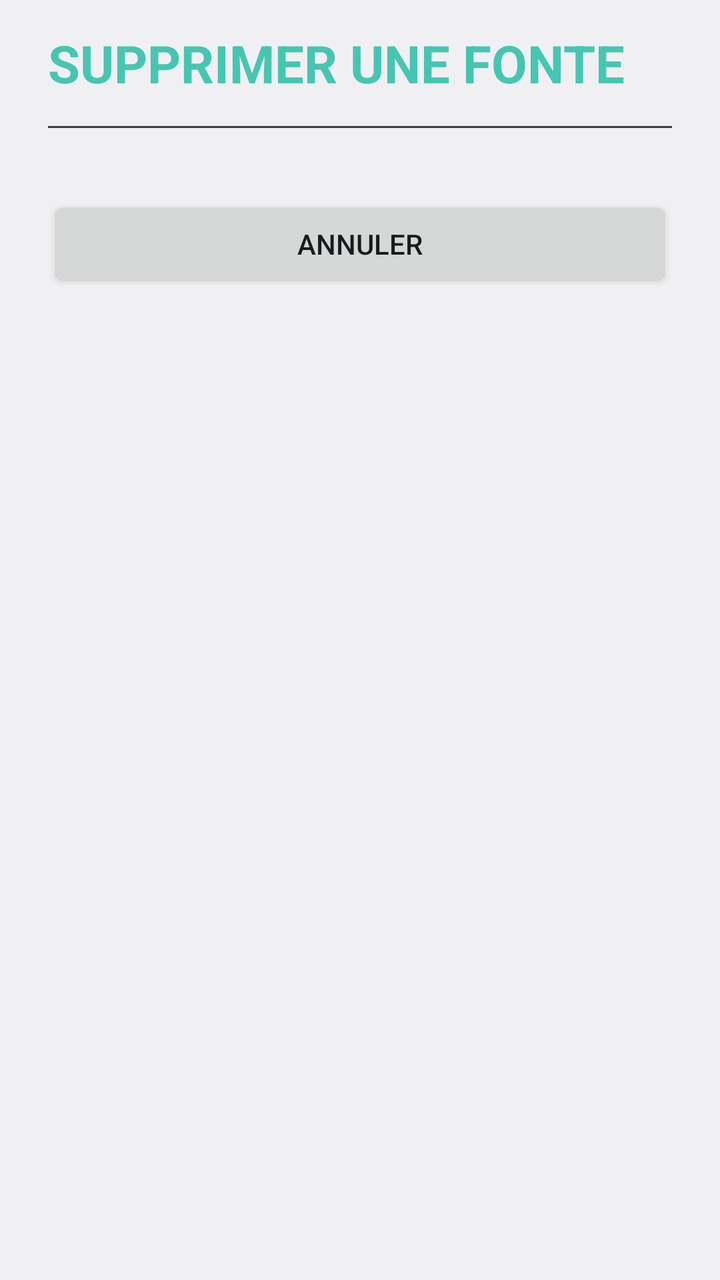
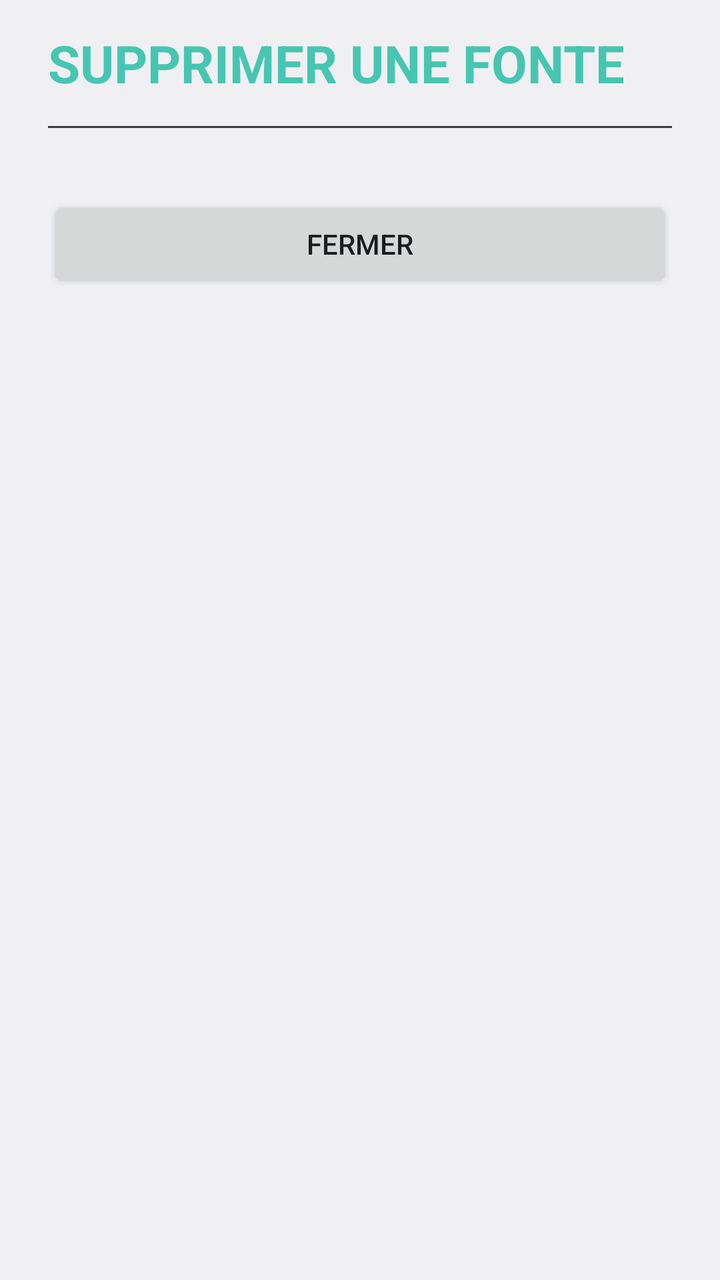

Compare the two renders of this Android layout. The source of the first and the diff that turns it into the second are given below.
<!-- AndroidManifest.xml: activity theme android:Theme.DeviceDefault.DayNight -->
<!-- res/layout/activity_delete_font.xml -->
<?xml version="1.0" encoding="utf-8"?>
<ScrollView xmlns:android="http://schemas.android.com/apk/res/android"
    android:layout_width="match_parent"
    android:layout_height="match_parent"
    android:fillViewport="true">

    <LinearLayout
        android:layout_width="match_parent"
        android:layout_height="wrap_content"
        android:orientation="vertical"
        android:paddingStart="24dp"
        android:paddingEnd="24dp"
        android:paddingBottom="24dp">

        
        <TextView
            android:layout_width="match_parent"
            android:layout_height="wrap_content"
            android:paddingTop="14dp"
            android:paddingBottom="14dp"
            android:text="@string/delete_font_title"
            android:textAllCaps="true"
            android:textColor="@color/cb_teal"
            android:textSize="26sp"
            android:textStyle="bold" />

        <View
            android:layout_width="match_parent"
            android:layout_height="1dp"
            android:background="@color/cb_divider" />

        
        <TextView
            android:id="@+id/tv_empty"
            android:layout_width="match_parent"
            android:layout_height="wrap_content"
            android:layout_marginTop="18dp"
            android:text="@string/no_installed_fonts"
            android:textColor="@color/cb_text_muted"
            android:textSize="15sp"
            android:visibility="gone" />

        
        <LinearLayout
            android:id="@+id/ll_font_list"
            android:layout_width="match_parent"
            android:layout_height="wrap_content"
            android:layout_marginTop="10dp"
            android:orientation="vertical" />

        <Button
            android:id="@+id/btn_close"
            android:layout_width="match_parent"
            android:layout_height="wrap_content"
            android:layout_marginTop="24dp"
            android:text="@string/btn_close" />
    </LinearLayout>
</ScrollView>
<!-- resources referenced by this layout -->
<resources>
  <color name="cb_divider">#3C3C3C</color>
  <color name="cb_teal">#46C6B2</color>
  <color name="cb_text_muted">#9E9E9E</color>
  <string name="btn_close">Annuler</string>
  <string name="delete_font_title">Supprimer une fonte</string>
  <string name="no_installed_fonts">Aucune fonte installée.</string>
</resources>

<!-- the commit's change to res/layout/activity_delete_font.xml (unified diff, before → after) -->
@@ -49,10 +49,10 @@
             android:orientation="vertical" />
 
         <Button
-            android:id="@+id/btn_close"
+            android:id="@+id/btn_fermer"
             android:layout_width="match_parent"
             android:layout_height="wrap_content"
             android:layout_marginTop="24dp"
-            android:text="@string/btn_close" />
+            android:text="@string/btn_fermer" />
     </LinearLayout>
 </ScrollView>
<!-- resource entries referenced after the edit -->
@@ -3,7 +3,7 @@
   <color name="cb_divider">#3C3C3C</color>
   <color name="cb_teal">#46C6B2</color>
   <color name="cb_text_muted">#9E9E9E</color>
-  <string name="btn_close">Annuler</string>
+  <string name="btn_fermer">Fermer</string>
   <string name="delete_font_title">Supprimer une fonte</string>
   <string name="no_installed_fonts">Aucune fonte installée.</string>
 </resources>
